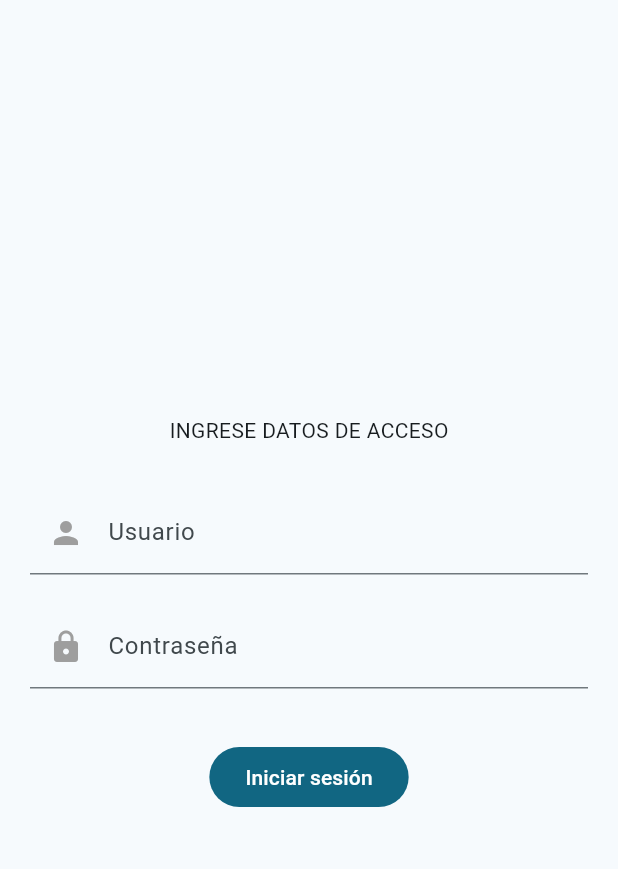
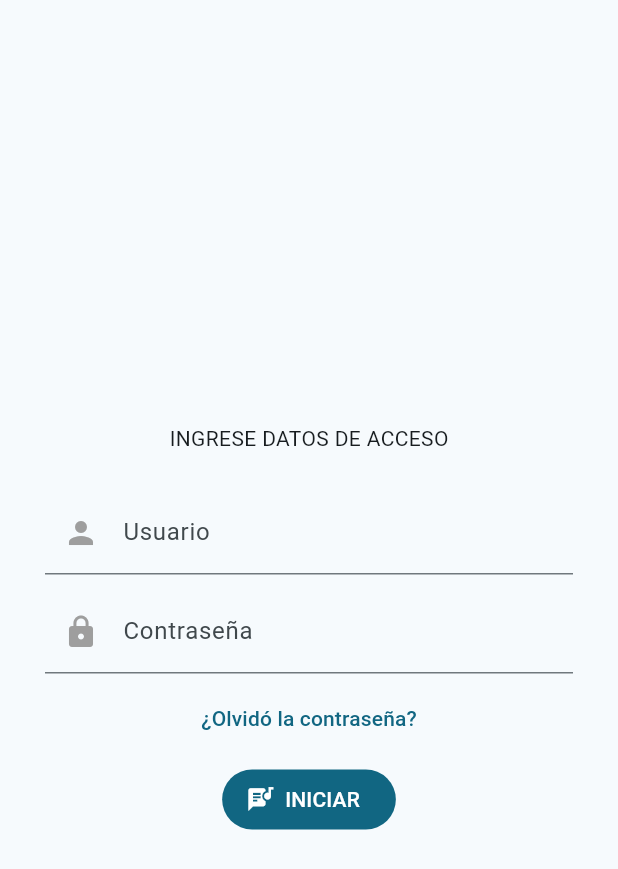
Before and after one commit to FredyRN/fr_iempb, a Flutter app: the screen it shows after launch, on a phone screen of 412 x 824 dp. Shown: the top 869 px of the screen. Run offline on Flutter 3.47's test engine with Material 2 defaults, Android fonts, the phone set to English and light mode, and no system bars.

Commit message:
Added validate session button

```diff
--- a/lib/presentation/screens/home/home_screen.dart
+++ b/lib/presentation/screens/home/home_screen.dart
@@ -12,6 +12,7 @@ class MyHomePage extends StatefulWidget {
 class _MyHomePageState extends State<MyHomePage> {
   @override
   Widget build(BuildContext context) {
+    Color themeColor = Theme.of(context).primaryColor;
     return Scaffold(
       body: Form(
         child: Center(
@@ -24,7 +25,7 @@ class _MyHomePageState extends State<MyHomePage> {
               ),
               Padding(
                 padding:
-                    const EdgeInsets.symmetric(horizontal: 20, vertical: 10),
+                    const EdgeInsets.symmetric(horizontal: 30, vertical: 5),
                 child: TextFormField(
                   decoration: InputDecoration(
                     border: const UnderlineInputBorder(),
@@ -33,7 +34,7 @@ class _MyHomePageState extends State<MyHomePage> {
                     prefixIconColor: MaterialStateColor.resolveWith(
                         (Set<MaterialState> states) {
                       if (states.contains(MaterialState.focused)) {
-                        return Theme.of(context).primaryColor;
+                        return themeColor;
                       }
                       if (states.contains(MaterialState.error)) {
                         return Colors.red;
@@ -51,7 +52,7 @@ class _MyHomePageState extends State<MyHomePage> {
               ),
               Padding(
                 padding:
-                    const EdgeInsets.symmetric(horizontal: 20, vertical: 10),
+                    const EdgeInsets.symmetric(horizontal: 30, vertical: 5),
                 child: TextFormField(
                   obscureText: true,
                   obscuringCharacter: '*',
@@ -62,7 +63,7 @@ class _MyHomePageState extends State<MyHomePage> {
                     prefixIconColor: MaterialStateColor.resolveWith(
                         (Set<MaterialState> states) {
                       if (states.contains(MaterialState.focused)) {
-                        return Theme.of(context).primaryColor;
+                        return themeColor;
                       }
                       if (states.contains(MaterialState.error)) {
                         return Colors.red;
@@ -79,10 +80,19 @@ class _MyHomePageState extends State<MyHomePage> {
                 ),
               ),
               Padding(
-                padding:
-                    const EdgeInsets.symmetric(horizontal: 1, vertical: 25),
-                child: FilledButton(
-                    onPressed: () {}, child: const Text('Iniciar sesión')),
+                padding: const EdgeInsets.symmetric(horizontal: 1, vertical: 1),
+                child: TextButton(
+                  onPressed: () {},
+                  child: const Text('¿Olvidó la contraseña?'),
+                ),
+              ),
+              Padding(
+                padding: const EdgeInsets.symmetric(horizontal: 1, vertical: 5),
+                child: FilledButton.icon(
+                  icon: const Icon(Icons.lyrics),
+                  label: const Text('INICIAR'),
+                  onPressed: () {},
+                ),
               )
             ],
           ),
```
Also changed, not shown: 2 other files.
